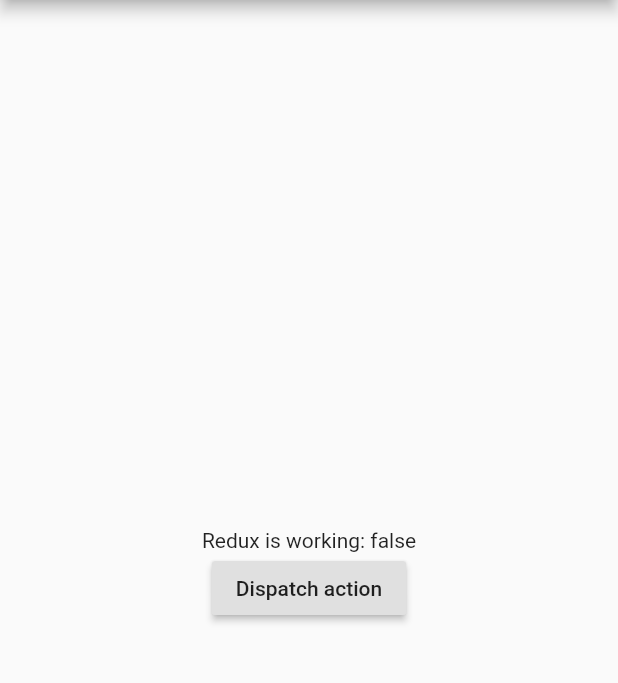
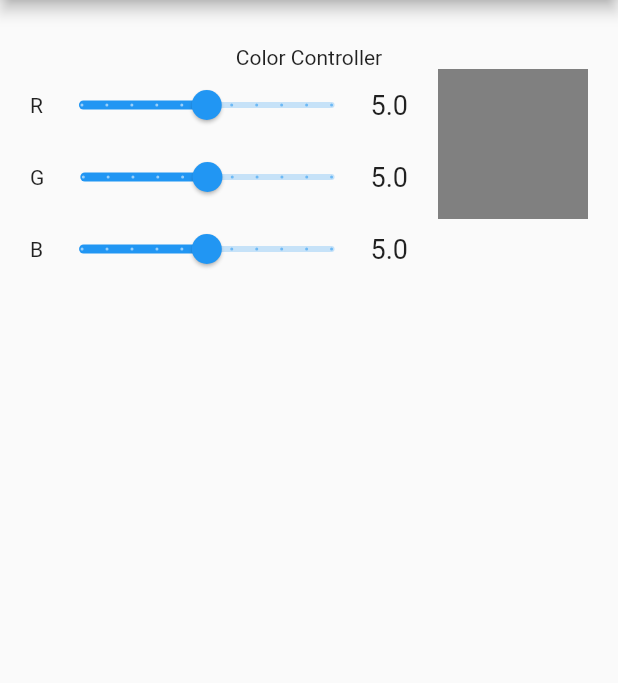
Before and after one commit to flamingdarts/flutter-redux-sample-app, a Flutter app: the screen it shows after launch, on a phone screen of 412 x 824 dp, the part 84-767 px from its top. Run offline on Flutter 3.47's test engine with Material 2 defaults, Android fonts, the phone set to English and light mode, and no system bars; our stand-ins replace flutter_redux, redux; missing offline and left inert: redux_logging.

Commit message:
add reducers and selectors

```diff
--- a/lib/actions/actions.dart
+++ b/lib/actions/actions.dart
@@ -1,6 +1,14 @@
 // lib/actions/actions.dart
+import 'package:sample_flutter_redux_app/models/box_color.dart';
+
 class TestAction {
   final bool testPayload;
 
   TestAction(this.testPayload);
 }
+
+class SetColor {
+  final MyBoxColor boxColor;
+
+  SetColor(this.boxColor);
+}
--- /dev/null
+++ b/lib/color_box.dart
@@ -0,0 +1,29 @@
+// lib/color_box.dart
+import 'package:flutter/material.dart';
+import 'package:flutter_redux/flutter_redux.dart';
+import 'package:redux/redux.dart';
+import 'package:sample_flutter_redux_app/selectors/color_selector.dart';
+
+import 'models/app_state.dart';
+
+class ColorBox extends StatelessWidget {
+  @override
+  Widget build(BuildContext context) {
+    return StoreConnector<AppState, Color>(
+      converter: (Store<AppState> store) => colorSelector(store.state.boxColor),
+      builder: (BuildContext context, Color color) {
+        return Container(
+          width: 100,
+          height: 100,
+          child: Center(
+            child: Container(
+              width: 100,
+              height: 100,
+              color: color,
+            ),
+          ),
+        );
+      },
+    );
+  }
+}
--- /dev/null
+++ b/lib/color_controller.dart
@@ -0,0 +1,59 @@
+// lib/color_controller.dart
+import 'package:flutter/material.dart';
+import 'package:redux/redux.dart';
+import 'package:flutter_redux/flutter_redux.dart';
+import 'package:sample_flutter_redux_app/models/models.dart';
+import 'package:sample_flutter_redux_app/actions/actions.dart';
+import 'package:sample_flutter_redux_app/my_slider.dart';
+
+class ColorController extends StatelessWidget {
+  @override
+  Widget build(BuildContext context) {
+    return StoreConnector(
+      converter: (Store<AppState> store) => _ViewModel.fromStore(store),
+      builder: (BuildContext context, _ViewModel vm) {
+        return Column(
+          children: <Widget>[
+            MySlider(
+              value: vm.boxColor.red,
+              label: 'R',
+              onChanged: (val) {
+                vm.onColorChanged(vm.boxColor.copyWith(red: val));
+              },
+            ),
+            MySlider(
+              value: vm.boxColor.green,
+              label: 'G',
+              onChanged: (val) {
+                vm.onColorChanged(vm.boxColor.copyWith(green: val));
+              },
+            ),
+            MySlider(
+              value: vm.boxColor.blue,
+              label: 'B',
+              onChanged: (val) {
+                vm.onColorChanged(vm.boxColor.copyWith(blue: val));
+              },
+            ),
+          ],
+        );
+      },
+    );
+  }
+}
+
+class _ViewModel {
+  final MyBoxColor boxColor;
+  final Function(MyBoxColor) onColorChanged;
+
+  _ViewModel({@required this.boxColor, @required this.onColorChanged});
+
+  static _ViewModel fromStore(Store<AppState> store) {
+    return _ViewModel(
+      boxColor: store.state.boxColor,
+      onColorChanged: (MyBoxColor boxColor) {
+        store.dispatch(SetColor(boxColor));
+      },
+    );
+  }
+}
--- a/lib/main.dart
+++ b/lib/main.dart
@@ -1,17 +1,31 @@
 import 'package:flutter/material.dart';
 import 'package:flutter_redux/flutter_redux.dart';
 import 'package:redux/redux.dart';
+import 'package:redux_logging/redux_logging.dart';
 
-import 'actions/actions.dart';
+import 'color_box.dart';
+import 'color_controller.dart';
 import 'models/app_state.dart';
+import 'models/box_color.dart';
 import 'reducers/app_reducer.dart';
 
 void main() {
+  final initialState = AppState(
+    boxColor: MyBoxColor(
+      red: 5.0,
+      green: 5.0,
+      blue: 5.0,
+    ),
+  );
+
   final store = Store<AppState>(
     appReducer,
-    initialState: AppState(reduxSetup: false),
+    initialState: initialState,
+    middleware: [new LoggingMiddleware.printer()],
   );
+
   print('Initial state: ${store.state}');
+
   runApp(StoreProvider(store: store, child: MyApp()));
 }
 
@@ -25,24 +39,32 @@ class MyApp extends StatelessWidget {
         appBar: AppBar(
           title: Text('Flutter Redux Demo'),
         ),
-        // Connect to the store
-        body: StoreConnector<AppState, bool>(
-          converter: (Store<AppState> store) => store.state.reduxSetup,
-          builder: (BuildContext context, bool reduxSetup) {
-            return Center(
-              child: Column(
-                mainAxisAlignment: MainAxisAlignment.center,
-                children: <Widget>[
-                  Text('Redux is working: $reduxSetup'),
-                  RaisedButton(
-                    child: Text('Dispatch action'),
-                    onPressed: () => StoreProvider.of<AppState>(context)
-                        .dispatch(TestAction(true)),
-                  ),
-                ],
+        body: Padding(
+          padding: EdgeInsets.all(20),
+          child: ListView(
+            children: <Widget>[
+              Container(
+                padding: EdgeInsets.only(top: 10),
+                child: Column(
+                  children: <Widget>[
+                    Text('Color Controller'),
+                    Row(
+                      crossAxisAlignment: CrossAxisAlignment.start,
+                      children: <Widget>[
+                        Expanded(
+                          child: Padding(
+                            padding: EdgeInsets.only(right: 20),
+                            child: ColorController(),
+                          ),
+                        ),
+                        ColorBox(),
+                      ],
+                    ),
+                  ],
+                ),
               ),
-            );
-          },
+            ],
+          ),
         ),
       ),
     );
--- a/lib/models/app_state.dart
+++ b/lib/models/app_state.dart
@@ -1,15 +1,23 @@
+import 'dart:convert';
+
 import 'package:meta/meta.dart';
+
+import 'box_color.dart';
 
 @immutable
 class AppState {
-  final bool reduxSetup;
+  final MyBoxColor boxColor;
 
   const AppState({
-    @required this.reduxSetup,
+    @required this.boxColor,
   });
+
+  dynamic toJson() => {
+    'boxColor': boxColor,
+  };
 
   @override
   String toString() {
-    return 'AppState: {reduxSetup: $reduxSetup}';
+    return 'AppState: ${JsonEncoder.withIndent('  ').convert(this)}';
   }
 }
--- /dev/null
+++ b/lib/models/box_color.dart
@@ -0,0 +1,34 @@
+import 'dart:convert';
+import 'package:meta/meta.dart';
+
+@immutable
+class MyBoxColor {
+  final double red;
+  final double green;
+  final double blue;
+
+  const MyBoxColor({
+    @required this.red,
+    @required this.green,
+    @required this.blue,
+  });
+
+  MyBoxColor copyWith({double red, double green, double blue}) {
+    return MyBoxColor(
+      red: red ?? this.red,
+      green: green ?? this.green,
+      blue: blue ?? this.blue,
+    );
+  }
+
+  dynamic toJson() => {
+    'red': red,
+    'green': green,
+    'blue': blue,
+  };
+
+  @override
+  String toString() {
+    return 'MyBoxColor: ${JsonEncoder.withIndent('  ').convert(this)}';
+  }
+}
--- a/lib/models/models.dart
+++ b/lib/models/models.dart
@@ -1,2 +1,3 @@
 // lib/models/models.dart
 export 'app_state.dart';
+export 'box_color.dart';
--- /dev/null
+++ b/lib/my_slider.dart
@@ -0,0 +1,42 @@
+// lib/my_slider.dart
+import 'package:flutter/material.dart';
+
+class MySlider extends StatefulWidget {
+  final double value;
+  final String label;
+  final void Function(double) onChanged;
+
+  MySlider(
+      {@required this.value, @required this.label, @required this.onChanged});
+
+  @override
+  _MySliderState createState() => _MySliderState();
+}
+
+class _MySliderState extends State<MySlider> {
+  @override
+  Widget build(BuildContext context) {
+    return Row(
+      children: <Widget>[
+        Text(
+          '${widget.label}',
+        ),
+        Expanded(
+          child: Slider(
+            value: widget.value,
+            min: 0,
+            max: 10,
+            divisions: 10,
+            onChanged: widget.onChanged,
+          ),
+        ),
+        Text(
+          '${widget.value}',
+          style: TextStyle(
+            fontSize: 18,
+          ),
+        ),
+      ],
+    );
+  }
+}
--- a/lib/reducers/app_reducer.dart
+++ b/lib/reducers/app_reducer.dart
@@ -1,9 +1,9 @@
 // lib/reducers/app_reducer.dart
 import '../models/app_state.dart';
-import 'test_reducer.dart';
+import 'color_reducer.dart';
 
 AppState appReducer(AppState state, action) {
   return AppState(
-    reduxSetup: testReducer(state.reduxSetup, action),
+    boxColor: colorReducer(state.boxColor, action),
   );
 }
--- /dev/null
+++ b/lib/reducers/color_reducer.dart
@@ -0,0 +1,10 @@
+// lib/reducers/color_reducer.dart
+import 'package:redux/redux.dart';
+import '../actions/actions.dart';
+import '../models/models.dart';
+
+final colorReducer = TypedReducer<MyBoxColor, SetColor>(_setColorReducer);
+
+MyBoxColor _setColorReducer(MyBoxColor state, SetColor action) {
+  return action.boxColor;
+}
--- a/lib/reducers/test_reducer.dart
+++ /dev/null
@@ -1,8 +0,0 @@
-import 'package:redux/redux.dart';
-import '../actions/actions.dart';
-
-final testReducer = TypedReducer<bool, TestAction>(_testActionReducer);
-
-bool _testActionReducer(bool state, TestAction action) {
-  return action.testPayload;
-}
--- /dev/null
+++ b/lib/selectors/color_selector.dart
@@ -0,0 +1,8 @@
+// lib/selectors/selectors.dart
+import 'package:flutter/material.dart';
+import 'package:sample_flutter_redux_app/models/models.dart';
+
+colorSelector(MyBoxColor boxColor) {
+  return Color.fromRGBO((boxColor.red * 25.5).round(),
+      (boxColor.green * 25.5).round(), (boxColor.blue * 25.5).round(), 1);
+}
--- a/pubspec.yaml
+++ b/pubspec.yaml
@@ -25,6 +25,7 @@ dependencies:
     sdk: flutter
   redux: ^4.0.0
   flutter_redux: ^0.6.0
+  redux_logging: ^0.4.0
 
 
   # The following adds the Cupertino Icons font to your application.
```
